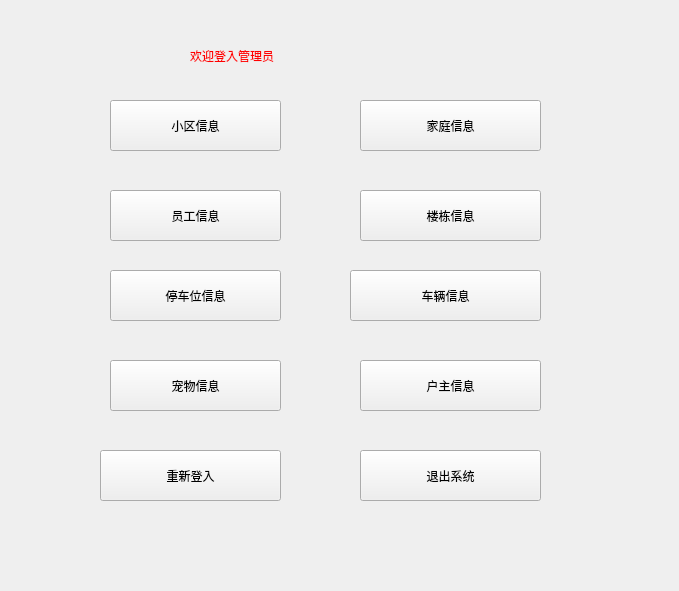
Qt form code/root.ui (wan-qiang/Database_classdesigner) before a commit.
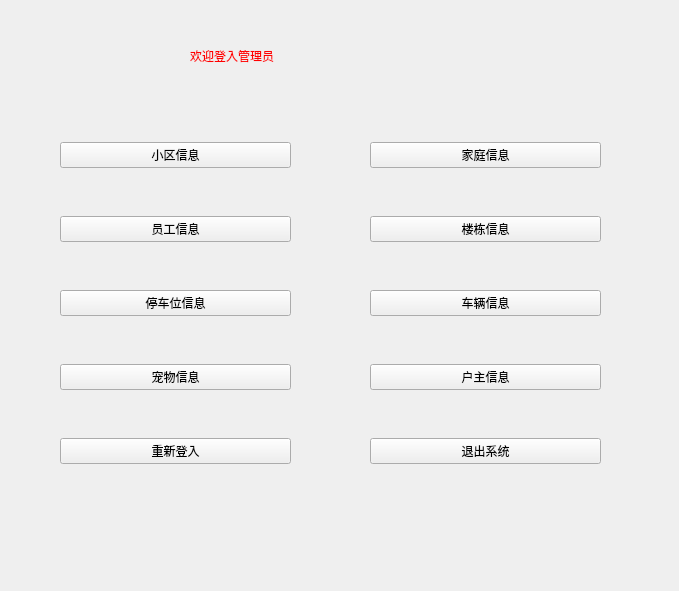
The same form after that commit. Icons and pictures are not drawn.

Diff of the .ui file:
```diff
--- a/code/root.ui
+++ b/code/root.ui
@@ -28,15 +28,35 @@
   <property name="styleSheet">
    <string notr="true">background-image: url(:/background/7.jpg);</string>
   </property>
+  <widget class="QLabel" name="label">
+   <property name="geometry">
+    <rect>
+     <x>190</x>
+     <y>30</y>
+     <width>291</width>
+     <height>51</height>
+    </rect>
+   </property>
+   <property name="styleSheet">
+    <string notr="true">font: 24pt &quot;Arial&quot;;
+color: rgb(255, 0, 0);</string>
+   </property>
+   <property name="text">
+    <string>欢迎登入管理员</string>
+   </property>
+  </widget>
+  <widget class="QWidget" name="">
+   <property name="geometry">
+    <rect>
+     <x>60</x>
+     <y>100</y>
+     <width>231</width>
+     <height>411</height>
+    </rect>
+   </property>
+   <layout class="QVBoxLayout" name="verticalLayout">
+    <item>
   <widget class="QPushButton" name="pushButton">
-   <property name="geometry">
-    <rect>
-     <x>110</x>
-     <y>100</y>
-     <width>171</width>
-     <height>51</height>
-    </rect>
-   </property>
    <property name="styleSheet">
     <string notr="true">font: 16pt &quot;Arial&quot;;</string>
    </property>
@@ -44,31 +64,9 @@
     <string>小区信息</string>
    </property>
   </widget>
-  <widget class="QPushButton" name="pushButton_2">
-   <property name="geometry">
-    <rect>
-     <x>360</x>
-     <y>100</y>
-     <width>181</width>
-     <height>51</height>
-    </rect>
-   </property>
-   <property name="styleSheet">
-    <string notr="true">font: 16pt &quot;Arial&quot;;</string>
-   </property>
-   <property name="text">
-    <string>家庭信息</string>
-   </property>
-  </widget>
+    </item>
+    <item>
   <widget class="QPushButton" name="pushButton_3">
-   <property name="geometry">
-    <rect>
-     <x>110</x>
-     <y>190</y>
-     <width>171</width>
-     <height>51</height>
-    </rect>
-   </property>
    <property name="styleSheet">
     <string notr="true">font: 16pt &quot;Arial&quot;;</string>
    </property>
@@ -76,31 +74,9 @@
     <string>员工信息</string>
    </property>
   </widget>
-  <widget class="QPushButton" name="pushButton_4">
-   <property name="geometry">
-    <rect>
-     <x>360</x>
-     <y>190</y>
-     <width>181</width>
-     <height>51</height>
-    </rect>
-   </property>
-   <property name="styleSheet">
-    <string notr="true">font: 16pt &quot;Arial&quot;;</string>
-   </property>
-   <property name="text">
-    <string>楼栋信息</string>
-   </property>
-  </widget>
+    </item>
+    <item>
   <widget class="QPushButton" name="pushButton_5">
-   <property name="geometry">
-    <rect>
-     <x>110</x>
-     <y>270</y>
-     <width>171</width>
-     <height>51</height>
-    </rect>
-   </property>
    <property name="styleSheet">
     <string notr="true">font: 16pt &quot;Arial&quot;;</string>
    </property>
@@ -108,31 +84,9 @@
     <string>停车位信息</string>
    </property>
   </widget>
-  <widget class="QPushButton" name="pushButton_6">
-   <property name="geometry">
-    <rect>
-     <x>350</x>
-     <y>270</y>
-     <width>191</width>
-     <height>51</height>
-    </rect>
-   </property>
-   <property name="styleSheet">
-    <string notr="true">font: 16pt &quot;Arial&quot;;</string>
-   </property>
-   <property name="text">
-    <string>车辆信息</string>
-   </property>
-  </widget>
+    </item>
+    <item>
   <widget class="QPushButton" name="pushButton_7">
-   <property name="geometry">
-    <rect>
-     <x>110</x>
-     <y>360</y>
-     <width>171</width>
-     <height>51</height>
-    </rect>
-   </property>
    <property name="styleSheet">
     <string notr="true">font: 16pt &quot;Arial&quot;;</string>
    </property>
@@ -140,31 +94,9 @@
     <string>宠物信息</string>
    </property>
   </widget>
-  <widget class="QPushButton" name="pushButton_8">
-   <property name="geometry">
-    <rect>
-     <x>360</x>
-     <y>360</y>
-     <width>181</width>
-     <height>51</height>
-    </rect>
-   </property>
-   <property name="styleSheet">
-    <string notr="true">font: 16pt &quot;Arial&quot;;</string>
-   </property>
-   <property name="text">
-    <string>户主信息</string>
-   </property>
-  </widget>
+    </item>
+    <item>
   <widget class="QPushButton" name="pushButton_9">
-   <property name="geometry">
-    <rect>
-     <x>100</x>
-     <y>450</y>
-     <width>181</width>
-     <height>51</height>
-    </rect>
-   </property>
    <property name="styleSheet">
     <string notr="true">font: 16pt &quot;Arial&quot;;</string>
    </property>
@@ -172,15 +104,61 @@
     <string>重新登入</string>
    </property>
   </widget>
+    </item>
+   </layout>
+  </widget>
+  <widget class="QWidget" name="">
+   <property name="geometry">
+    <rect>
+     <x>370</x>
+     <y>100</y>
+     <width>231</width>
+     <height>411</height>
+    </rect>
+   </property>
+   <layout class="QVBoxLayout" name="verticalLayout_2">
+    <item>
+     <widget class="QPushButton" name="pushButton_2">
+      <property name="styleSheet">
+       <string notr="true">font: 16pt &quot;Arial&quot;;</string>
+      </property>
+      <property name="text">
+       <string>家庭信息</string>
+      </property>
+     </widget>
+    </item>
+    <item>
+     <widget class="QPushButton" name="pushButton_4">
+      <property name="styleSheet">
+       <string notr="true">font: 16pt &quot;Arial&quot;;</string>
+      </property>
+      <property name="text">
+       <string>楼栋信息</string>
+      </property>
+     </widget>
+    </item>
+    <item>
+     <widget class="QPushButton" name="pushButton_6">
+      <property name="styleSheet">
+       <string notr="true">font: 16pt &quot;Arial&quot;;</string>
+      </property>
+      <property name="text">
+       <string>车辆信息</string>
+      </property>
+     </widget>
+    </item>
+    <item>
+     <widget class="QPushButton" name="pushButton_8">
+      <property name="styleSheet">
+       <string notr="true">font: 16pt &quot;Arial&quot;;</string>
+      </property>
+      <property name="text">
+       <string>户主信息</string>
+      </property>
+     </widget>
+    </item>
+    <item>
   <widget class="QPushButton" name="pushButton_10">
-   <property name="geometry">
-    <rect>
-     <x>360</x>
-     <y>450</y>
-     <width>181</width>
-     <height>51</height>
-    </rect>
-   </property>
    <property name="styleSheet">
     <string notr="true">font: 16pt &quot;Arial&quot;;</string>
    </property>
@@ -188,22 +166,8 @@
     <string>退出系统</string>
    </property>
   </widget>
-  <widget class="QLabel" name="label">
-   <property name="geometry">
-    <rect>
-     <x>190</x>
-     <y>30</y>
-     <width>291</width>
-     <height>51</height>
-    </rect>
-   </property>
-   <property name="styleSheet">
-    <string notr="true">font: 24pt &quot;Arial&quot;;
-color: rgb(255, 0, 0);</string>
-   </property>
-   <property name="text">
-    <string>欢迎登入管理员</string>
-   </property>
+    </item>
+   </layout>
   </widget>
  </widget>
  <resources>
```
Left out of the diff: 2 changed lines with no effect on the pictures. Lines whose indentation alone changed are shown as unchanged.
